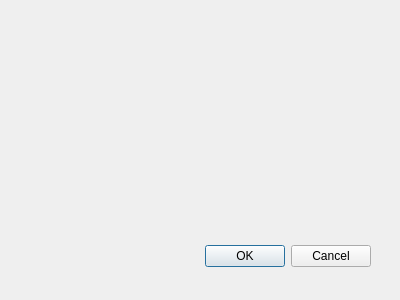
Above: csvdialog.ui from schmidtevgeny/moodle_question_import before the change. Below: the same form after it.
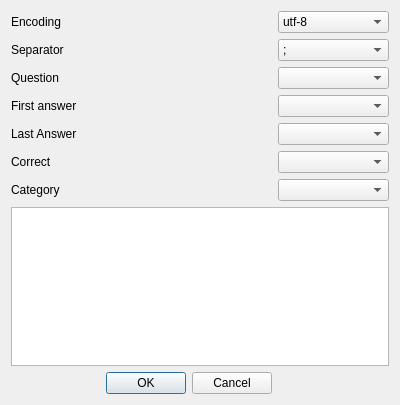
That is the form after the change.

Patch:
```diff
--- a/csvdialog.ui
+++ b/csvdialog.ui
@@ -7,28 +7,119 @@
     <x>0</x>
     <y>0</y>
     <width>400</width>
-    <height>300</height>
+    <height>405</height>
    </rect>
   </property>
   <property name="windowTitle">
    <string>Dialog</string>
   </property>
-  <widget class="QDialogButtonBox" name="buttonBox">
-   <property name="geometry">
-    <rect>
-     <x>30</x>
-     <y>240</y>
-     <width>341</width>
-     <height>32</height>
-    </rect>
-   </property>
-   <property name="orientation">
-    <enum>Qt::Horizontal</enum>
-   </property>
-   <property name="standardButtons">
-    <set>QDialogButtonBox::Cancel|QDialogButtonBox::Ok</set>
-   </property>
-  </widget>
+  <layout class="QGridLayout" name="gridLayout">
+   <item row="6" column="1">
+    <widget class="QComboBox" name="cbCategory"/>
+   </item>
+   <item row="8" column="0">
+    <widget class="QDialogButtonBox" name="buttonBox">
+     <property name="orientation">
+      <enum>Qt::Orientation::Horizontal</enum>
+     </property>
+     <property name="standardButtons">
+      <set>QDialogButtonBox::StandardButton::Cancel|QDialogButtonBox::StandardButton::Ok</set>
+     </property>
+    </widget>
+   </item>
+   <item row="5" column="0">
+    <widget class="QLabel" name="label_6">
+     <property name="text">
+      <string>Correct</string>
+     </property>
+    </widget>
+   </item>
+   <item row="2" column="1">
+    <widget class="QComboBox" name="cbQuestionCol"/>
+   </item>
+   <item row="0" column="0">
+    <widget class="QLabel" name="label">
+     <property name="text">
+      <string>Encoding</string>
+     </property>
+    </widget>
+   </item>
+   <item row="0" column="1">
+    <widget class="QComboBox" name="cbEncoding">
+     <item>
+      <property name="text">
+       <string>utf-8</string>
+      </property>
+     </item>
+     <item>
+      <property name="text">
+       <string>windows-1251</string>
+      </property>
+     </item>
+    </widget>
+   </item>
+   <item row="1" column="1">
+    <widget class="QComboBox" name="cbCSVSeparator">
+     <item>
+      <property name="text">
+       <string>;</string>
+      </property>
+     </item>
+     <item>
+      <property name="text">
+       <string>,</string>
+      </property>
+     </item>
+    </widget>
+   </item>
+   <item row="6" column="0">
+    <widget class="QLabel" name="label_7">
+     <property name="text">
+      <string>Category</string>
+     </property>
+    </widget>
+   </item>
+   <item row="3" column="1">
+    <widget class="QComboBox" name="cbAnswerFirst"/>
+   </item>
+   <item row="4" column="1">
+    <widget class="QComboBox" name="cbAnswerLast"/>
+   </item>
+   <item row="5" column="1">
+    <widget class="QComboBox" name="cbCorrect"/>
+   </item>
+   <item row="4" column="0">
+    <widget class="QLabel" name="label_5">
+     <property name="text">
+      <string>Last Answer</string>
+     </property>
+    </widget>
+   </item>
+   <item row="2" column="0">
+    <widget class="QLabel" name="label_3">
+     <property name="text">
+      <string>Question</string>
+     </property>
+    </widget>
+   </item>
+   <item row="3" column="0">
+    <widget class="QLabel" name="label_4">
+     <property name="text">
+      <string>First answer</string>
+     </property>
+    </widget>
+   </item>
+   <item row="1" column="0">
+    <widget class="QLabel" name="label_2">
+     <property name="text">
+      <string>Separator</string>
+     </property>
+    </widget>
+   </item>
+   <item row="7" column="0" colspan="2">
+    <widget class="QTableWidget" name="table"/>
+   </item>
+  </layout>
  </widget>
  <resources/>
  <connections>
```
